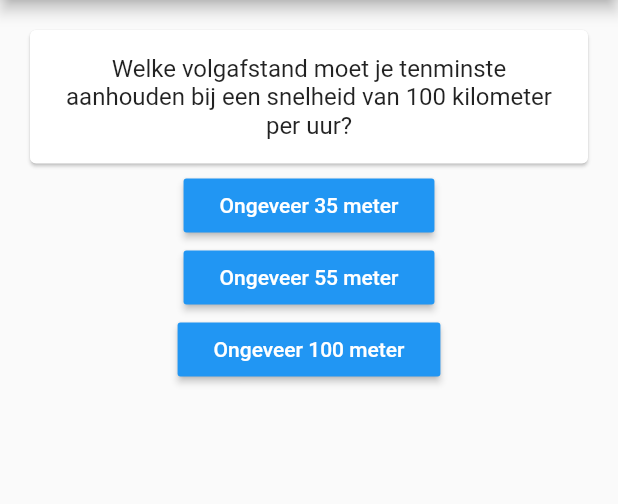
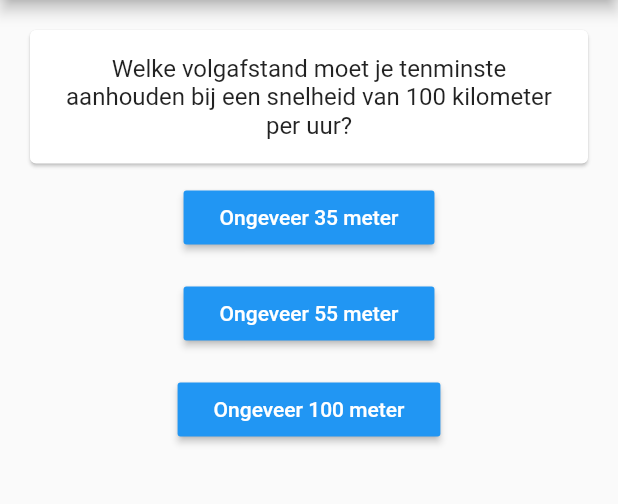
Before and after one commit to Runman44/MotoQuiz, a Flutter app: the screen it shows after launch, on a phone screen of 412 x 824 dp, the part 84-588 px from its top. Run offline on Flutter 3.47's test engine with Material 2 defaults, Android fonts, the phone set to English and light mode, and no system bars.

Commit message:
give correct margin

```diff
--- a/lib/answer.dart
+++ b/lib/answer.dart
@@ -10,14 +10,17 @@ class AnswerButton extends StatelessWidget {
 
   @override
   Widget build(BuildContext context) {
-    return RaisedButton(
-      child: Container(
-        margin: EdgeInsets.all(8.0),
-        child: Text(answer.answer, textAlign: TextAlign.center,),
+    return Container(
+      margin: EdgeInsets.all(8.0),
+      child: RaisedButton(
+        child: Padding(
+          padding: const EdgeInsets.all(8.0),
+          child: Text(answer.answer, textAlign: TextAlign.center,),
+        ),
+        color: Theme.of(context).accentColor,
+        textColor: Colors.white,
+        onPressed: selectHandler,
       ),
-      color: Theme.of(context).accentColor,
-      textColor: Colors.white,
-      onPressed: selectHandler,
     );
   }
 }
```
